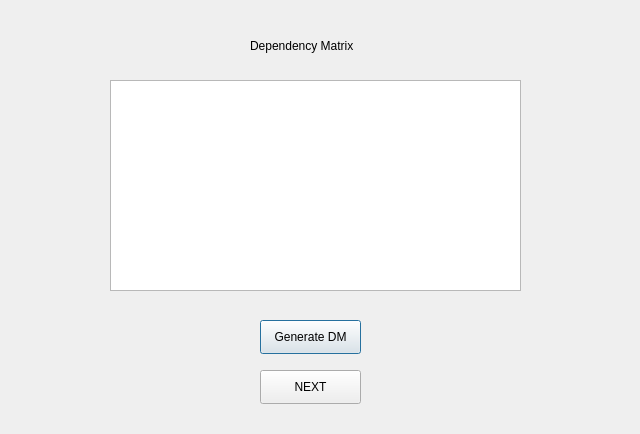
Before: the Qt Designer form dialog_dm_view.ui in shanidchamal/ADN, drawn with Qt 5.
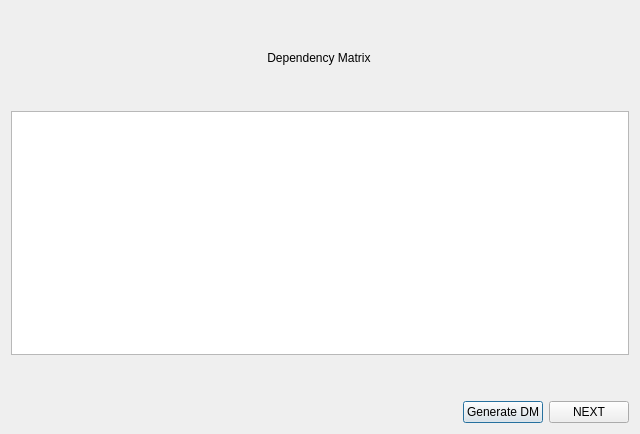
After: the same form once the commit is applied.

Commit message: {Sprint 2} GUI layout fixes

What changed in the file:
```diff
--- a/dialog_dm_view.ui
+++ b/dialog_dm_view.ui
@@ -13,55 +13,114 @@
   <property name="windowTitle">
    <string>Dialog</string>
   </property>
+  <layout class="QVBoxLayout" name="verticalLayout_2">
+   <item>
+    <layout class="QVBoxLayout" name="verticalLayout">
+     <item>
+      <spacer name="verticalSpacer_3">
+       <property name="orientation">
+        <enum>Qt::Vertical</enum>
+       </property>
+       <property name="sizeType">
+        <enum>QSizePolicy::Fixed</enum>
+       </property>
+       <property name="sizeHint" stdset="0">
+        <size>
+         <width>20</width>
+         <height>40</height>
+        </size>
+       </property>
+      </spacer>
+     </item>
+     <item>
   <widget class="QLabel" name="label">
-   <property name="geometry">
-    <rect>
-     <x>250</x>
-     <y>30</y>
-     <width>131</width>
-     <height>31</height>
-    </rect>
-   </property>
    <property name="text">
-    <string>Dependency Matrix</string>
-   </property>
-  </widget>
+        <string>                                                                             Dependency Matrix</string>
+       </property>
+      </widget>
+     </item>
+     <item>
+      <spacer name="verticalSpacer">
+       <property name="orientation">
+        <enum>Qt::Vertical</enum>
+       </property>
+       <property name="sizeType">
+        <enum>QSizePolicy::Fixed</enum>
+       </property>
+       <property name="sizeHint" stdset="0">
+        <size>
+         <width>20</width>
+         <height>40</height>
+        </size>
+       </property>
+      </spacer>
+     </item>
+     <item>
   <widget class="QTableWidget" name="tableDM">
-   <property name="geometry">
-    <rect>
-     <x>110</x>
-     <y>80</y>
-     <width>411</width>
-     <height>211</height>
-    </rect>
-   </property>
-  </widget>
+       <property name="sizePolicy">
+        <sizepolicy hsizetype="Preferred" vsizetype="Expanding">
+         <horstretch>0</horstretch>
+         <verstretch>0</verstretch>
+        </sizepolicy>
+       </property>
+       <property name="frameShape">
+        <enum>QFrame::StyledPanel</enum>
+       </property>
+       <property name="frameShadow">
+        <enum>QFrame::Sunken</enum>
+       </property>
+      </widget>
+     </item>
+     <item>
+      <spacer name="verticalSpacer_2">
+       <property name="orientation">
+        <enum>Qt::Vertical</enum>
+       </property>
+       <property name="sizeType">
+        <enum>QSizePolicy::Fixed</enum>
+       </property>
+       <property name="sizeHint" stdset="0">
+        <size>
+         <width>20</width>
+         <height>40</height>
+        </size>
+       </property>
+      </spacer>
+     </item>
+     <item>
+      <layout class="QHBoxLayout" name="horizontalLayout">
+       <item>
+        <spacer name="horizontalSpacer">
+         <property name="orientation">
+          <enum>Qt::Horizontal</enum>
+         </property>
+         <property name="sizeHint" stdset="0">
+          <size>
+           <width>40</width>
+           <height>20</height>
+          </size>
+         </property>
+        </spacer>
+       </item>
+       <item>
   <widget class="QPushButton" name="dmButton">
-   <property name="geometry">
-    <rect>
-     <x>260</x>
-     <y>320</y>
-     <width>101</width>
-     <height>34</height>
-    </rect>
-   </property>
    <property name="text">
     <string>Generate DM</string>
    </property>
   </widget>
+       </item>
+       <item>
   <widget class="QPushButton" name="nextButton">
-   <property name="geometry">
-    <rect>
-     <x>260</x>
-     <y>370</y>
-     <width>101</width>
-     <height>34</height>
-    </rect>
-   </property>
    <property name="text">
     <string>NEXT</string>
    </property>
   </widget>
+       </item>
+      </layout>
+     </item>
+    </layout>
+   </item>
+  </layout>
  </widget>
  <resources/>
  <connections/>
```
Lines whose indentation alone changed are shown as unchanged. The commit also changes 9 other files.
